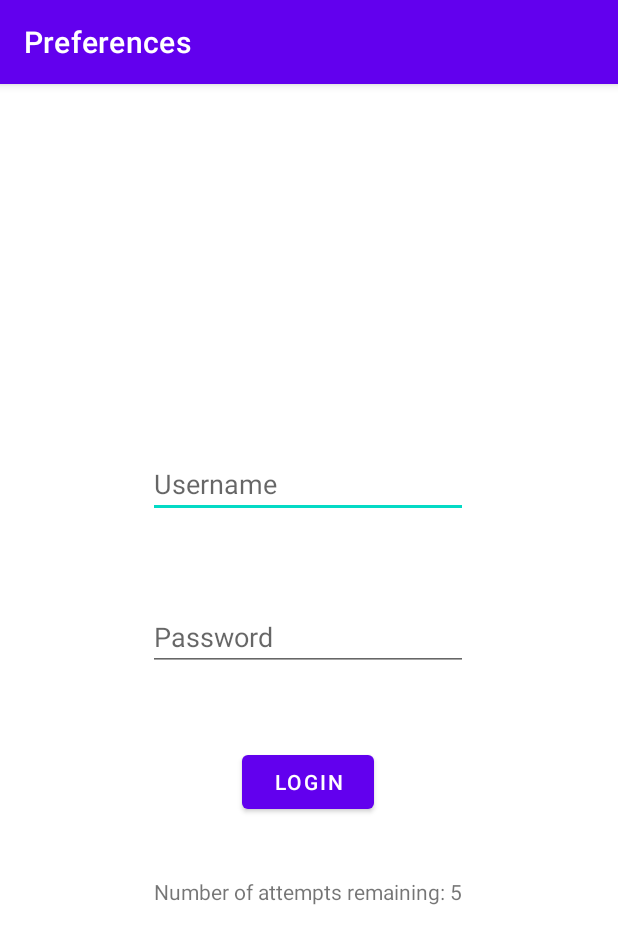
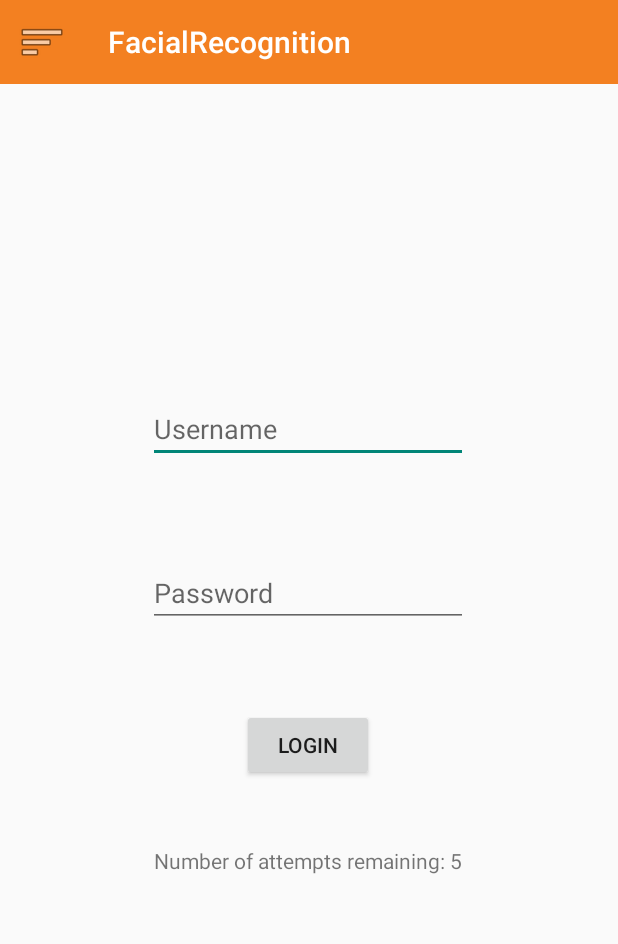
Before and after one commit to marshalllussier/FacialRecognition, an Android app: the screen it shows after launch (MainActivity), on a phone screen of 412 x 824 dp. Shown: the top 944 px of the screen. Run offline under Robolectric (Android 15) with nearby library versions, the phone set to English and light mode, and no system bars.

```diff
--- a/app/src/main/AndroidManifest.xml
+++ b/app/src/main/AndroidManifest.xml
@@ -12,7 +12,7 @@
         android:label="@string/app_name"
         android:roundIcon="@mipmap/ic_launcher_round"
         android:supportsRtl="true"
-        android:theme="@style/Theme.FacialRecognition">
+        android:theme="@style/Theme.AppCompat.Light.NoActionBar">
         <activity
             android:name="com.autozone.facialrecognition.MainActivity"
             android:label="Preferences" >
@@ -23,7 +23,8 @@
         </activity>
         <activity
             android:name="com.autozone.facialrecognition.SecondActivity"
-            android:exported="true">
+            android:exported="true"
+            android:label="Facial Recognition" >
             <intent-filter>
                 <action android:name="android.intent.action.MAIN" />
 
--- a/app/src/main/java/com/autozone/facialrecognition/MainActivity.java
+++ b/app/src/main/java/com/autozone/facialrecognition/MainActivity.java
@@ -15,6 +15,7 @@ public class MainActivity extends AppCompatActivity {
     private EditText Password;
     private TextView Info;
     private Button Login;
+    private android.widget.Toolbar toolbar;
     private int counter = 5;
     @Override
     protected void onCreate(@Nullable Bundle savedInstanceState) {
@@ -24,6 +25,13 @@ public class MainActivity extends AppCompatActivity {
         Password = (EditText)findViewById(R.id.etPassword);
         Login = (Button)findViewById(R.id.btnLogin);
         Info = (TextView)findViewById(R.id.tvInfo);
+        toolbar = findViewById(R.id.toolbar);
+        toolbar.setNavigationOnClickListener(new View.OnClickListener() {
+            @Override
+            public void onClick(View view) {
+                // Open up options tab
+            }
+        });
         Info.setText("Number of attempts remaining: 5");
         Login.setOnClickListener(new View.OnClickListener() {
             @Override
--- a/app/src/main/res/layout/activity_main.xml
+++ b/app/src/main/res/layout/activity_main.xml
@@ -1,9 +1,24 @@
 <?xml version="1.0" encoding="utf-8"?>
 <androidx.constraintlayout.widget.ConstraintLayout xmlns:android="http://schemas.android.com/apk/res/android"
     xmlns:app="http://schemas.android.com/apk/res-auto"
-    xmlns:tools="http://schemas.android.com/tools"
     android:layout_width="match_parent"
     android:layout_height="match_parent">
+
+
+    <android.widget.Toolbar
+        android:id="@+id/toolbar"
+        android:layout_width="match_parent"
+        android:layout_height="?android:attr/actionBarSize"
+        android:background="@color/autozone"
+        android:navigationIcon="@android:drawable/ic_menu_sort_by_size"
+        android:textAlignment="center"
+        android:title="@string/app_name"
+        android:layout_gravity="center"
+        android:titleTextColor="@color/white"
+        app:titleCentered="true"
+        app:layout_constraintEnd_toEndOf="parent"
+        app:layout_constraintStart_toStartOf="parent"
+        app:layout_constraintTop_toTopOf="parent" />
 
     <EditText
         android:id="@+id/etName"
@@ -12,6 +27,8 @@
         android:ems="10"
         android:hint="Username"
         android:inputType="textPersonName"
+        android:textColorHighlight="@color/autozoneSecondary"
+        android:textColorLink="@color/autozoneSecondary"
         app:layout_constraintBottom_toBottomOf="parent"
         app:layout_constraintEnd_toEndOf="parent"
         app:layout_constraintHorizontal_bias="0.497"
@@ -26,6 +43,8 @@
         android:ems="10"
         android:hint="Password"
         android:inputType="textPassword"
+        android:textColorHighlight="@color/autozoneSecondary"
+        android:textColorLink="@color/autozoneSecondary"
         app:layout_constraintBottom_toBottomOf="parent"
         app:layout_constraintEnd_toEndOf="parent"
         app:layout_constraintHorizontal_bias="0.497"
--- a/app/src/main/res/values/colors.xml
+++ b/app/src/main/res/values/colors.xml
@@ -7,4 +7,6 @@
     <color name="teal_700">#FF018786</color>
     <color name="black">#FF000000</color>
     <color name="white">#FFFFFFFF</color>
+    <color name="autozone">#F38021</color>
+    <color name="autozoneSecondary">#D62C27</color>
 </resources>
--- a/app/src/main/res/values/themes.xml
+++ b/app/src/main/res/values/themes.xml
@@ -1,12 +1,12 @@
 <resources xmlns:tools="http://schemas.android.com/tools">
     <!-- Base application theme. -->
-    <style name="Theme.FacialRecognition" parent="Theme.MaterialComponents.DayNight.DarkActionBar">
+    <style name="Theme.FacialRecognition" parent="Theme.AppCompat.Light.NoActionBar">
         <!-- Primary brand color. -->
-        <item name="colorPrimary">@color/purple_500</item>
+        <item name="colorPrimary">@color/autozone</item>
         <item name="colorPrimaryVariant">@color/purple_700</item>
         <item name="colorOnPrimary">@color/white</item>
         <!-- Secondary brand color. -->
-        <item name="colorSecondary">@color/teal_200</item>
+        <item name="colorSecondary">@color/autozoneSecondary</item>
         <item name="colorSecondaryVariant">@color/teal_700</item>
         <item name="colorOnSecondary">@color/black</item>
         <!-- Status bar color. -->
```
Also changed, not shown: app/src/main/java/com/autozone/facialrecognition/SecondActivity.java (+10 -51 lines), app/src/main/res/layout/activity_second.xml (+17 -0 lines), 2 other files.
